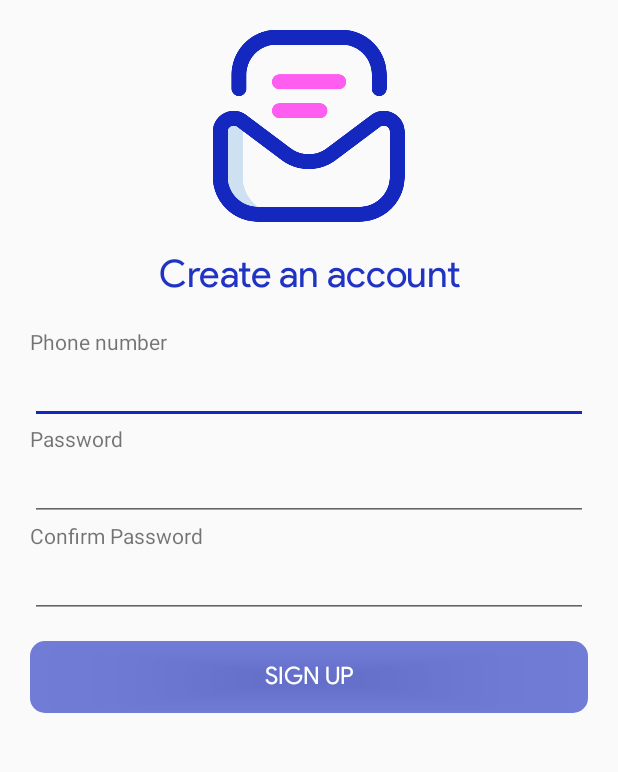
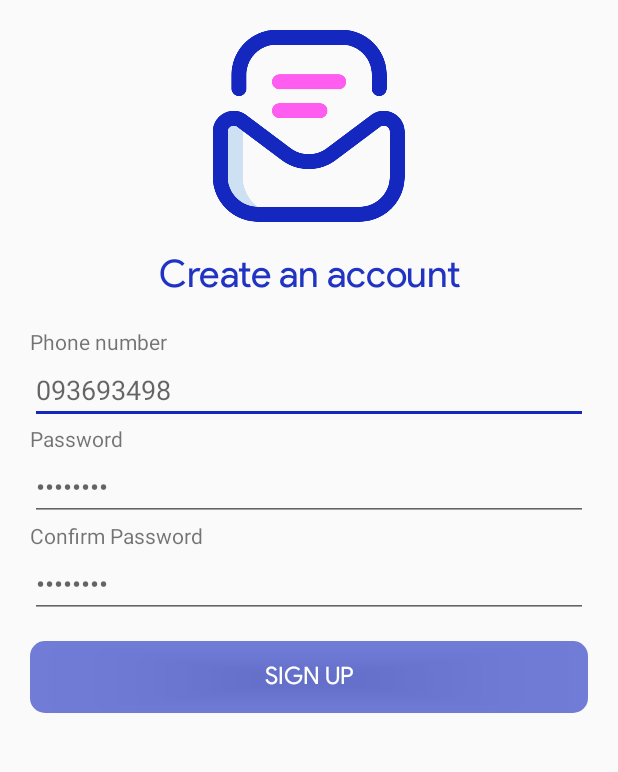
Before and after one commit to christophervistal25/sdgateway-android, an Android app: the screen it shows after launch (RegisterActivity), after a tap on "SIGN UP", on a phone screen of 412 x 824 dp, the part 120-892 px from its top. Run offline under Robolectric (Android 15) with nearby library versions, the phone set to English and light mode, and no system bars.

Commit message:
add edit text hints

```diff
--- a/app/src/main/java/com/sdgateway/LoginActivity.java
+++ b/app/src/main/java/com/sdgateway/LoginActivity.java
@@ -99,7 +99,6 @@ public class LoginActivity extends AppCompatActivity {
 
         btnRegister.setOnClickListener(v -> {
             Intent intent = new Intent(LoginActivity.this, RegisterActivity.class);
-            intent.setFlags(Intent.FLAG_ACTIVITY_NEW_TASK | Intent.FLAG_ACTIVITY_CLEAR_TASK);
             startActivity(intent);
         });
     }
--- a/app/src/main/res/layout/activity_login.xml
+++ b/app/src/main/res/layout/activity_login.xml
@@ -66,6 +66,7 @@
             android:id="@+id/passsword"
             android:padding="10dp"
             android:inputType="textPassword"
+            android:hint="••••••••"
             android:layout_width="match_parent"
             android:layout_height="wrap_content"/>
 
--- a/app/src/main/res/layout/activity_register.xml
+++ b/app/src/main/res/layout/activity_register.xml
@@ -52,6 +52,7 @@
         <EditText
             android:inputType="phone"
             android:singleLine="true"
+            android:hint="@string/_093693498"
             android:id="@+id/userPhoneNumber"
             android:layout_width="match_parent"
             android:layout_height="wrap_content"/>
@@ -66,7 +67,9 @@
             android:id="@+id/userPassword"
             android:singleLine="true"
             android:inputType="textPassword"
+            android:hint="••••••••"
             android:layout_width="match_parent"
+
             android:layout_height="wrap_content"/>
 
         <TextView
@@ -78,6 +81,7 @@
             android:id="@+id/userConfirmPassword"
             android:singleLine="true"
             android:inputType="textPassword"
+            android:hint="••••••••"
             android:layout_width="match_parent"
             android:layout_height="wrap_content"/>
 
```
